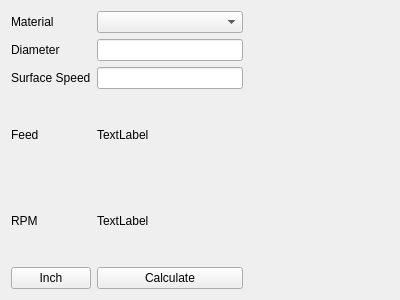
Old version of the form flexgui/src/libflexgui/dsf.ui in the repository jethornton/flexgui.
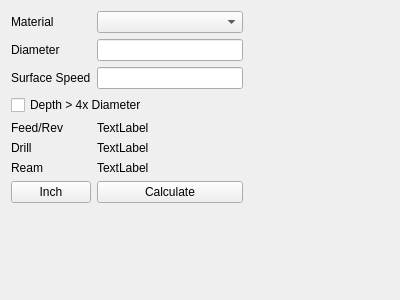
New version of the form.

Commit message: work on drill speed and feed calculator

```diff
--- a/flexgui/src/libflexgui/dsf.ui
+++ b/flexgui/src/libflexgui/dsf.ui
@@ -14,15 +14,15 @@
    <string>Form</string>
   </property>
   <layout class="QGridLayout" name="gridLayout">
-   <item row="5" column="0">
+   <item row="7" column="0">
     <widget class="QPushButton" name="dsf_units_pb">
      <property name="text">
       <string>Inch</string>
      </property>
     </widget>
    </item>
-   <item row="1" column="1">
-    <widget class="QLineEdit" name="lineEdit"/>
+   <item row="2" column="1">
+    <widget class="QLineEdit" name="dfs_surface_speed_le"/>
    </item>
    <item row="0" column="0">
     <widget class="QLabel" name="label_3">
@@ -31,13 +31,37 @@
      </property>
     </widget>
    </item>
-   <item row="5" column="1">
-    <widget class="QPushButton" name="pushButton_2">
+   <item row="1" column="1">
+    <widget class="QLineEdit" name="dfs_diameter_le"/>
+   </item>
+   <item row="6" column="0">
+    <widget class="QLabel" name="label_6">
+     <property name="text">
+      <string>Ream</string>
+     </property>
+    </widget>
+   </item>
+   <item row="5" column="0">
+    <widget class="QLabel" name="label_8">
+     <property name="text">
+      <string>Drill</string>
+     </property>
+    </widget>
+   </item>
+   <item row="7" column="1">
+    <widget class="QPushButton" name="dfs_calculate_pb">
      <property name="text">
       <string>Calculate</string>
      </property>
     </widget>
    </item>
+   <item row="6" column="1">
+    <widget class="QLabel" name="dsf_ream_lb">
+     <property name="text">
+      <string>TextLabel</string>
+     </property>
+    </widget>
+   </item>
    <item row="1" column="2">
     <spacer name="horizontalSpacer">
      <property name="orientation">
@@ -51,8 +75,28 @@
      </property>
     </spacer>
    </item>
-   <item row="4" column="1">
-    <widget class="QLabel" name="label_6">
+   <item row="3" column="0" colspan="2">
+    <widget class="QCheckBox" name="dsf_deep_hole_cb">
+     <property name="text">
+      <string>Depth &gt; 4x Diameter</string>
+     </property>
+    </widget>
+   </item>
+   <item row="8" column="0">
+    <spacer name="verticalSpacer">
+     <property name="orientation">
+      <enum>Qt::Vertical</enum>
+     </property>
+     <property name="sizeHint" stdset="0">
+      <size>
+       <width>20</width>
+       <height>40</height>
+      </size>
+     </property>
+    </spacer>
+   </item>
+   <item row="5" column="1">
+    <widget class="QLabel" name="dsf_drill_lb">
      <property name="text">
       <string>TextLabel</string>
      </property>
@@ -65,33 +109,16 @@
      </property>
     </widget>
    </item>
-   <item row="3" column="0">
-    <widget class="QLabel" name="label_2">
-     <property name="text">
-      <string>Feed</string>
-     </property>
-    </widget>
-   </item>
    <item row="0" column="1">
     <widget class="QComboBox" name="dsf_material_cb"/>
    </item>
    <item row="4" column="0">
-    <widget class="QLabel" name="label_4">
+    <widget class="QLabel" name="label_2">
      <property name="text">
-      <string>RPM</string>
+      <string>Feed/Rev</string>
      </property>
     </widget>
    </item>
-   <item row="3" column="1">
-    <widget class="QLabel" name="label_5">
-     <property name="text">
-      <string>TextLabel</string>
-     </property>
-    </widget>
-   </item>
-   <item row="2" column="1">
-    <widget class="QLineEdit" name="lineEdit_2"/>
-   </item>
    <item row="2" column="0">
     <widget class="QLabel" name="label_7">
      <property name="text">
@@ -99,6 +126,13 @@
      </property>
     </widget>
    </item>
+   <item row="4" column="1">
+    <widget class="QLabel" name="dsf_feed_lb">
+     <property name="text">
+      <string>TextLabel</string>
+     </property>
+    </widget>
+   </item>
   </layout>
  </widget>
  <resources/>
```
The commit also changes 1 other file.
